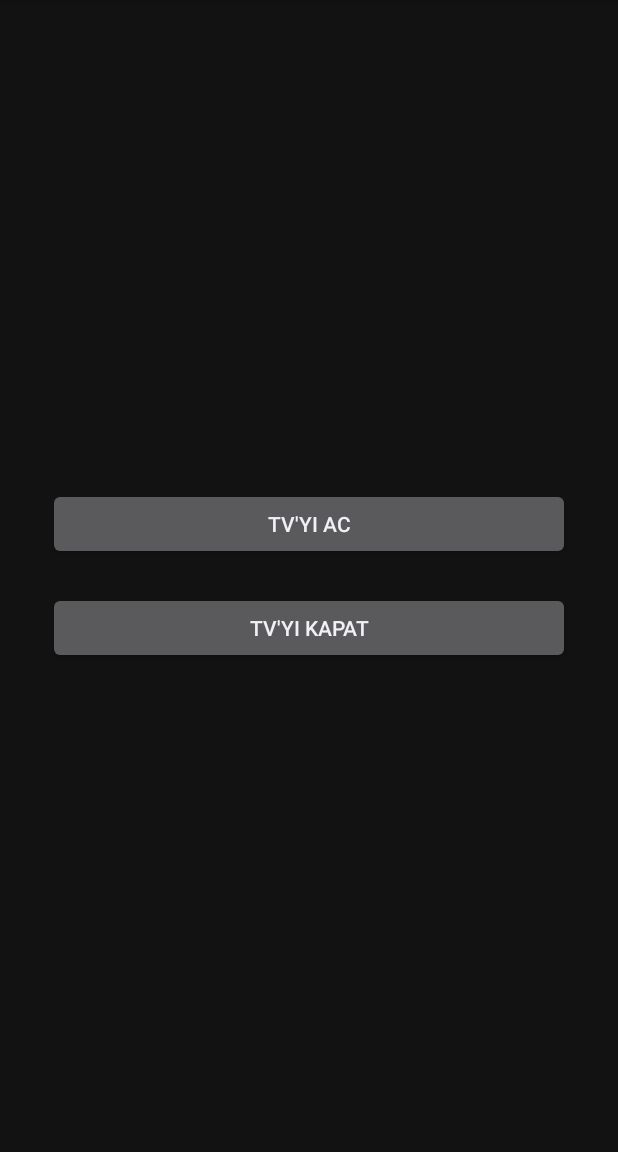
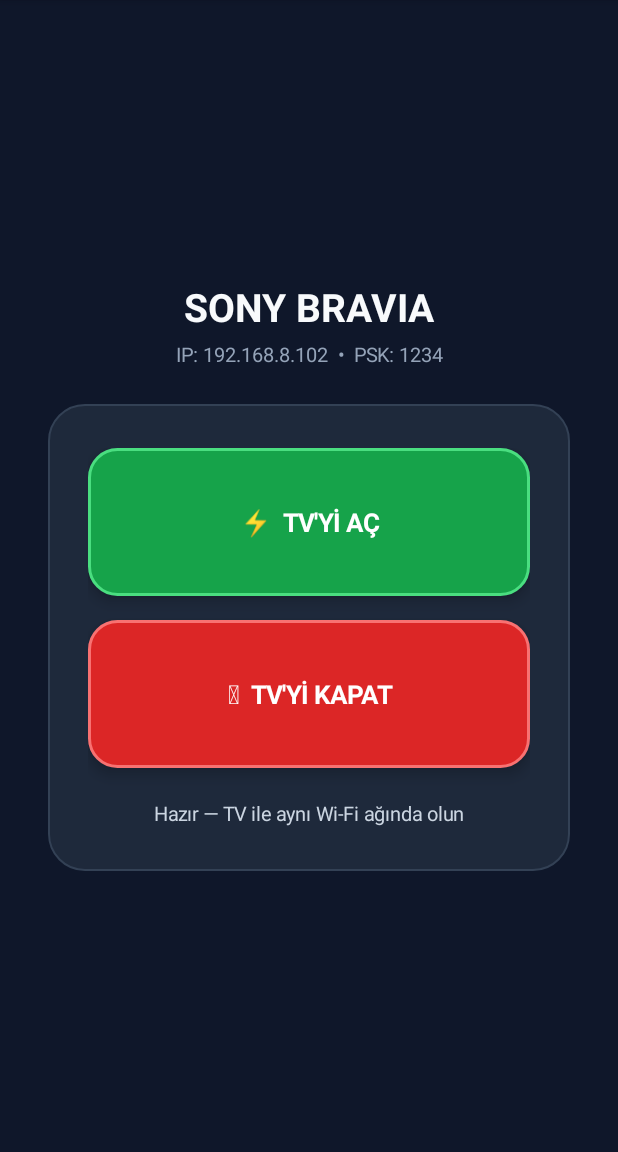
Before and after one commit to botaustrian-design/sony-kumanda, an Android app: the screen it shows after launch (MainActivity), on a phone screen of 412 x 824 dp, the part 84-1236 px from its top. Run offline under Robolectric (Android 15) with nearby library versions, the phone set to English and light mode, and no system bars.

Commit message:
Update MainActivity.kt

```diff
--- a/app/src/main/java/com/example/sonytvkumanda/MainActivity.kt
+++ b/app/src/main/java/com/example/sonytvkumanda/MainActivity.kt
@@ -2,11 +2,16 @@ package com.example.sonytvkumanda
 
 import android.app.Activity
 import android.graphics.Color
+import android.graphics.Typeface
+import android.graphics.drawable.GradientDrawable
+import android.net.wifi.WifiManager
 import android.os.Bundle
 import android.view.Gravity
+import android.view.View
 import android.widget.Button
 import android.widget.LinearLayout
-import android.widget.Toast
+import android.widget.ScrollView
+import android.widget.TextView
 import java.net.DatagramPacket
 import java.net.DatagramSocket
 import java.net.HttpURLConnection
@@ -19,61 +24,183 @@ class MainActivity : Activity() {
     private val tvIp = "192.168.8.102"
     private val tvMac = "e8:6f:38:a6:97:83"
     private val tvPsk = "1234"
+    private val subnetBroadcast = "192.168.8.255"
+
+    private lateinit var tvStatus: TextView
 
     override fun onCreate(savedInstanceState: Bundle?) {
         super.onCreate(savedInstanceState)
 
+        val scrollView = ScrollView(this).apply {
+            setBackgroundColor(Color.parseColor("#0F172A"))
+            isFillViewport = true
+        }
+
         val root = LinearLayout(this).apply {
             orientation = LinearLayout.VERTICAL
             gravity = Gravity.CENTER
-            setBackgroundColor(Color.parseColor("#121212"))
-            setPadding(48, 48, 48, 48)
+            setPadding(48, 64, 48, 64)
         }
 
-        val btnOn = Button(this).apply {
-            text = "TV'YI AC"
+        val titleText = TextView(this).apply {
+            text = "SONY BRAVIA"
+            textSize = 26f
+            setTextColor(Color.parseColor("#F8FAFC"))
+            typeface = Typeface.DEFAULT_BOLD
+            gravity = Gravity.CENTER
+        }
+
+        val subtitleText = TextView(this).apply {
+            text = "IP: $tvIp  •  PSK: $tvPsk"
+            textSize = 13f
+            setTextColor(Color.parseColor("#94A3B8"))
+            gravity = Gravity.CENTER
+            setPadding(0, 8, 0, 36)
+        }
+
+        val card = LinearLayout(this).apply {
+            orientation = LinearLayout.VERTICAL
+            background = GradientDrawable().apply {
+                setColor(Color.parseColor("#1E293B"))
+                cornerRadius = 36f
+                setStroke(2, Color.parseColor("#334155"))
+            }
+            setPadding(40, 44, 40, 44)
+        }
+
+        val btnOn = createModernButton(
+            label = "⚡  TV'Yİ AÇ",
+            bgColor = "#16A34A",
+            borderColor = "#4ADE80"
+        ).apply {
             setOnClickListener {
+                setStatus("Açma (Wake-on-LAN) sinyali gönderiliyor...", "#4ADE80")
                 sendWakeOnLan(tvMac)
-                Toast.makeText(this@MainActivity, "Acma sinyali gonderildi", Toast.LENGTH_SHORT).show()
             }
         }
 
-        val btnOff = Button(this).apply {
-            text = "TV'YI KAPAT"
+        val btnOff = createModernButton(
+            label = "⏻  TV'Yİ KAPAT",
+            bgColor = "#DC2626",
+            borderColor = "#F87171"
+        ).apply {
             setOnClickListener {
+                setStatus("Kapatma komutu gönderiliyor...", "#F87171")
                 sendPowerOff(tvIp, tvPsk)
-                Toast.makeText(this@MainActivity, "Kapatma komutu gonderildi", Toast.LENGTH_SHORT).show()
             }
         }
 
-        val params = LinearLayout.LayoutParams(
+        tvStatus = TextView(this).apply {
+            text = "Hazır — TV ile aynı Wi-Fi ağında olun"
+            textSize = 13f
+            setTextColor(Color.parseColor("#CBD5E1"))
+            gravity = Gravity.CENTER
+            setPadding(16, 32, 16, 0)
+        }
+
+        val onParams = LinearLayout.LayoutParams(
+            LinearLayout.LayoutParams.MATCH_PARENT,
+            148
+        ).apply {
+            bottomMargin = 24
+        }
+
+        val offParams = LinearLayout.LayoutParams(
+            LinearLayout.LayoutParams.MATCH_PARENT,
+            148
+        )
+
+        card.addView(btnOn, onParams)
+        card.addView(btnOff, offParams)
+        card.addView(tvStatus)
+
+        root.addView(titleText)
+        root.addView(subtitleText)
+        root.addView(card, LinearLayout.LayoutParams(
             LinearLayout.LayoutParams.MATCH_PARENT,
             LinearLayout.LayoutParams.WRAP_CONTENT
-        ).apply {
-            bottomMargin = 32
+        ))
+
+        scrollView.addView(root)
+        setContentView(scrollView)
+    }
+
+    private fun createModernButton(label: String, bgColor: String, borderColor: String): Button {
+        return Button(this).apply {
+            text = label
+            textSize = 17f
+            setTextColor(Color.WHITE)
+            typeface = Typeface.DEFAULT_BOLD
+            background = GradientDrawable().apply {
+                setColor(Color.parseColor(bgColor))
+                cornerRadius = 28f
+                setStroke(3, Color.parseColor(borderColor))
+            }
+            elevation = 8f
+            stateListAnimator = null
+            textAlignment = View.TEXT_ALIGNMENT_CENTER
         }
+    }
 
-        root.addView(btnOn, params)
-        root.addView(btnOff)
-        setContentView(root)
+    private fun setStatus(message: String, colorHex: String) {
+        runOnUiThread {
+            tvStatus.text = message
+            tvStatus.setTextColor(Color.parseColor(colorHex))
+        }
     }
 
     private fun sendWakeOnLan(macAddress: String) {
         thread {
+            var multicastLock: WifiManager.MulticastLock? = null
             try {
-                val macBytes = macAddress.split(":").map { it.toInt(16).toByte() }.toByteArray()
+                val wifiManager = applicationContext.getSystemService(WIFI_SERVICE) as? WifiManager
+                multicastLock = wifiManager?.createMulticastLock("sony_wol_lock")?.apply {
+                    setReferenceCounted(true)
+                    acquire()
+                }
+
+                val cleanMac = macAddress.replace("-", ":")
+                val macBytes = cleanMac.split(":").map { it.toInt(16).toByte() }.toByteArray()
+                if (macBytes.size != 6) {
+                    setStatus("MAC adresi hatalı", "#F87171")
+                    return@thread
+                }
+
                 val magicPacket = ByteArray(6 + 16 * macBytes.size)
                 for (i in 0 until 6) magicPacket[i] = 0xFF.toByte()
                 for (i in 6 until magicPacket.size) {
                     magicPacket[i] = macBytes[i % macBytes.size]
                 }
-                val address = InetAddress.getByName("255.255.255.255")
-                val socket = DatagramSocket()
-                socket.broadcast = true
-                val packet = DatagramPacket(magicPacket, magicPacket.size, address, 9)
-                socket.send(packet)
+
+                val targets = listOf(
+                    InetAddress.getByName(subnetBroadcast),
+                    InetAddress.getByName("255.255.255.255")
+                )
+                val ports = listOf(9, 7)
+
+                val socket = DatagramSocket().apply {
+                    broadcast = true
+                    soTimeout = 2000
+                }
+
+                for (addr in targets) {
+                    for (port in ports) {
+                        val packet = DatagramPacket(magicPacket, magicPacket.size, addr, port)
+                        socket.send(packet)
+                    }
+                }
                 socket.close()
-            } catch (_: Exception) {
+
+                setStatus("WoL paketi gönderildi ($subnetBroadcast & 255.255.255.255)", "#4ADE80")
+            } catch (e: Exception) {
+                setStatus("WoL hatası: ${e.localizedMessage ?: "Bilinmeyen hata"}", "#F87171")
+            } finally {
+                try {
+                    if (multicastLock?.isHeld == true) {
+                        multicastLock.release()
+                    }
+                } catch (_: Exception) {
+                }
             }
         }
     }
@@ -92,9 +219,16 @@ class MainActivity : Activity() {
                 }
                 val body = """{"method":"setPowerStatus","id":1,"params":[{"status":false}],"version":"1.0"}"""
                 conn.outputStream.use { it.write(body.toByteArray()) }
-                conn.responseCode
+                val code = conn.responseCode
                 conn.disconnect()
-            } catch (_: Exception) {
+
+                if (code in 200..299) {
+                    setStatus("TV kapatıldı (HTTP $code)", "#4ADE80")
+                } else {
+                    setStatus("TV yanıt kodu: HTTP $code", "#FACC15")
+                }
+            } catch (e: Exception) {
+                setStatus("Kapatma hatası: ${e.localizedMessage ?: "Bağlantı yok"}", "#F87171")
             }
         }
     }
```
